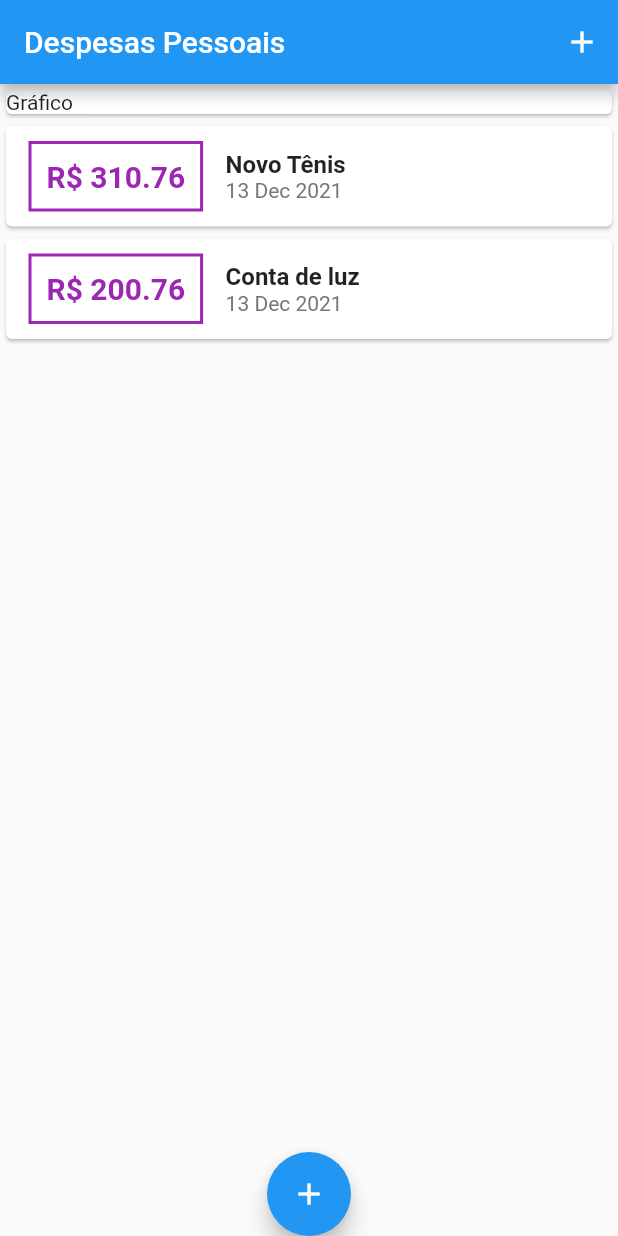
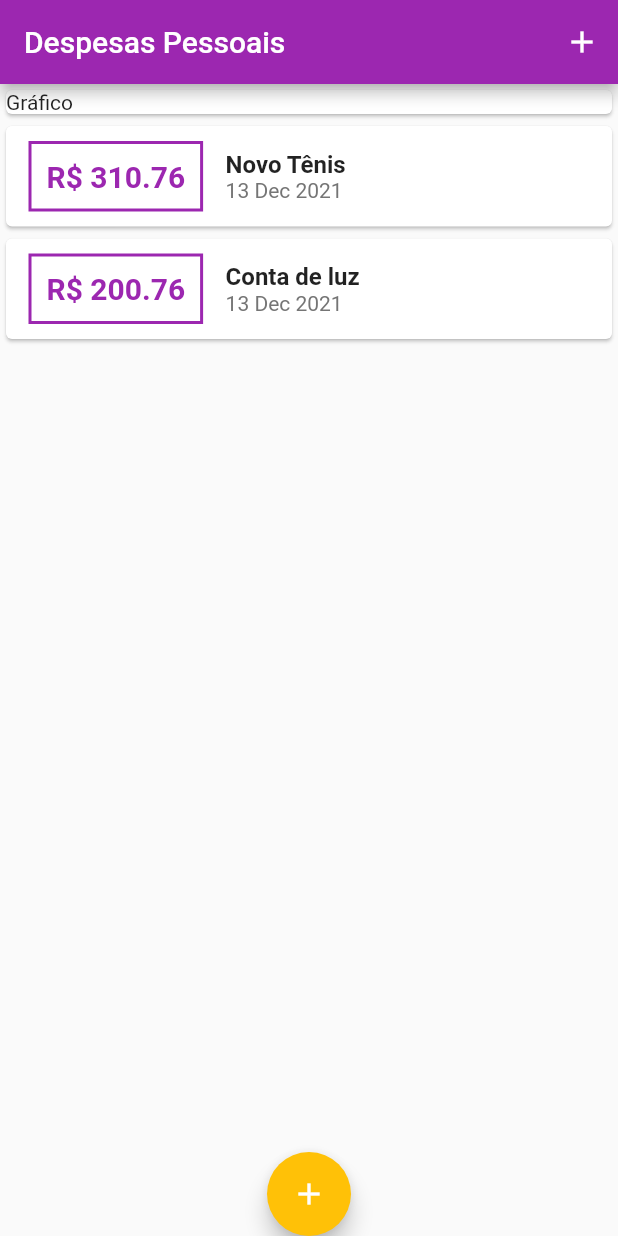
Before and after one commit to mechztcc/flutter-expenses, a Flutter app: the screen it shows after launch, on a phone screen of 412 x 824 dp. Run offline on Flutter 3.47's test engine with Material 2 defaults, Android fonts, the phone set to English and light mode, and no system bars.

Commit message:
Usando ThemeData

```diff
--- a/lib/main.dart
+++ b/lib/main.dart
@@ -16,6 +16,9 @@ class ExpensesApp extends StatelessWidget {
     return MaterialApp(
       debugShowCheckedModeBanner: false,
       home: MyHomePage(),
+      theme: ThemeData(
+          colorScheme: ColorScheme.fromSwatch(primarySwatch: Colors.purple)
+              .copyWith(secondary: Colors.amber)),
     );
   }
 }
```
